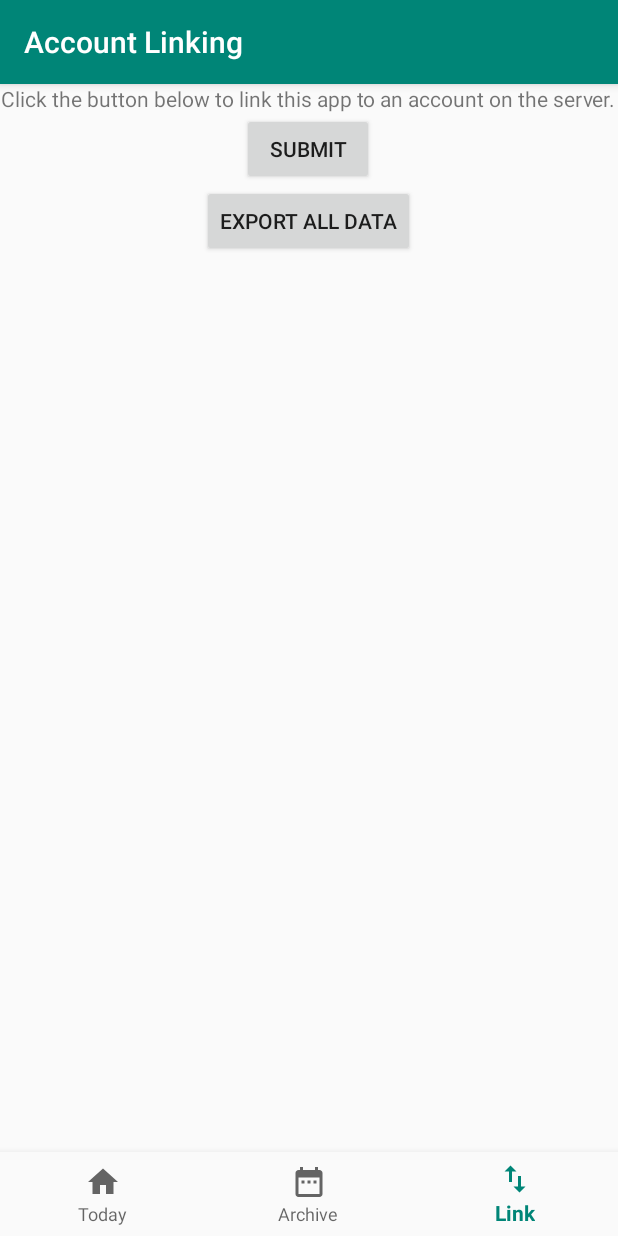
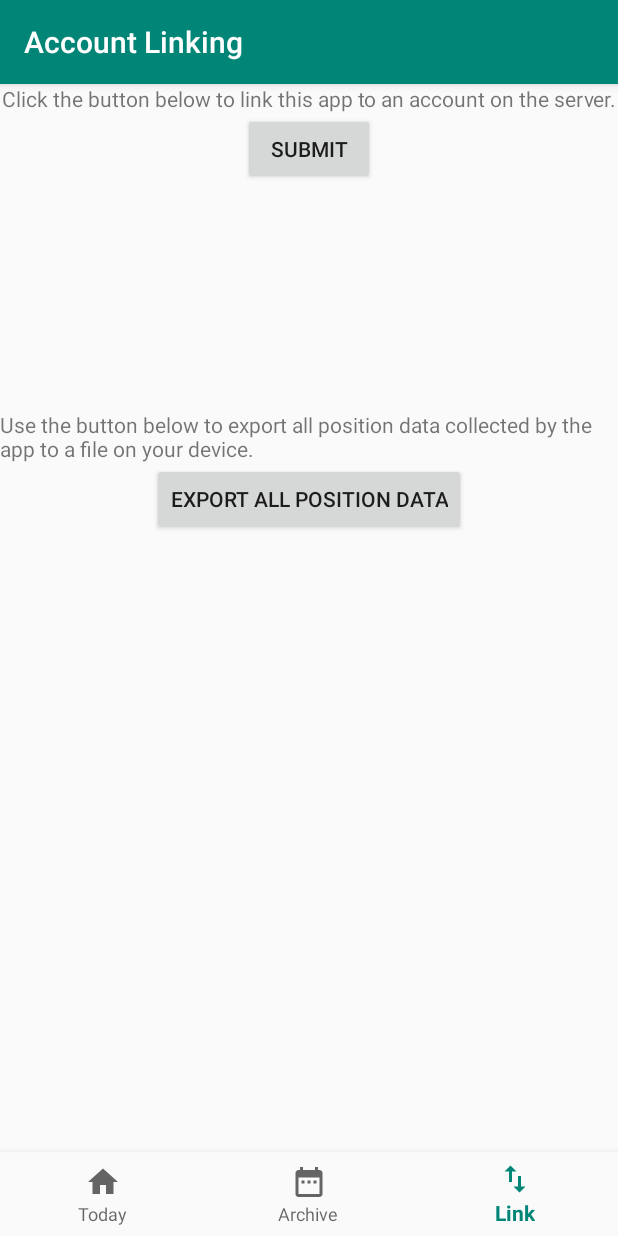
Before and after one commit to StAResComp/DYNAMICOPERU, an Android app: the AuthActivity screen opened directly, with no data from a screen before it, on a phone screen of 412 x 824 dp. Run offline under Robolectric (Android 15) with nearby library versions, the phone set to English and light mode, and no system bars; libraries missing offline, so code that uses them is left out: net.openid.appauth; 3 statements that could not run were skipped.

Commit message:
Tweaks layout of export, incl. progress indicator

```diff
--- a/app/src/main/java/uk/ac/standrews/pescar/AuthActivity.kt
+++ b/app/src/main/java/uk/ac/standrews/pescar/AuthActivity.kt
@@ -36,6 +36,7 @@ import java.io.File
 import java.io.FileWriter
 import java.nio.Buffer
 import android.Manifest
+import android.widget.ProgressBar
 
 
 class AuthActivity : AppCompatActivity() {
@@ -86,12 +87,16 @@ class AuthActivity : AppCompatActivity() {
 
         exportBtn = findViewById(R.id.export_button)
         exportBtn.setOnClickListener{
+            val simpleProgressBar = findViewById<ProgressBar>(R.id.simpleProgressBar)
+            simpleProgressBar.visibility = View.VISIBLE
             if (ContextCompat.checkSelfPermission(this@AuthActivity, Manifest.permission.WRITE_EXTERNAL_STORAGE) != PackageManager.PERMISSION_GRANTED) {
                 ActivityCompat.requestPermissions(this@AuthActivity, arrayOf(Manifest.permission.WRITE_EXTERNAL_STORAGE), PERMISSION_REQUEST_WRITE_EXTERNAL_STORAGE)
             }
             else {
                 this@AuthActivity.exportData()
             }
+            simpleProgressBar.visibility = View.INVISIBLE
+
         }
     }
 
@@ -217,7 +222,6 @@ class AuthActivity : AppCompatActivity() {
         if (!exportDir.exists()) {
             exportDir.mkdirs()
         }
-
         val db = AppDatabase.getAppDataBase(applicationContext).openHelper.readableDatabase
 
         val posFile = File(exportDir, "positions.csv")
--- a/app/src/main/res/layout/activity_auth.xml
+++ b/app/src/main/res/layout/activity_auth.xml
@@ -33,12 +33,27 @@
                 android:layout_width="wrap_content"
                 android:text="@string/submit"/>
 
+            <TextView
+                    android:id="@+id/export_text"
+                    android:layout_width="wrap_content"
+                    android:layout_height="wrap_content"
+                    android:layout_gravity="center"
+                    android:text="@string/export_explanation"
+                    android:layout_marginTop="150dp" />
+
             <Button
                     android:id="@+id/export_button"
                     android:layout_gravity="center"
                     android:layout_height="wrap_content"
                     android:layout_width="wrap_content"
-                    android:text="@string/export"/>
+                    android:text="@string/export" />
+
+            <ProgressBar
+                    android:id="@+id/simpleProgressBar"
+                    android:layout_width="wrap_content"
+                    android:layout_height="wrap_content"
+                    android:layout_gravity="center"
+                    android:visibility="invisible" />
 
         </GridLayout>
 
--- a/app/src/main/res/values/strings.xml
+++ b/app/src/main/res/values/strings.xml
@@ -60,7 +60,8 @@
     <string name="title_activity_auth">Account Linking</string>
     <string name="please_authorize">Click the button below to link this app to an account on the server.</string>
     <string name="already_authorized">This app is linked to an account on the server. Click the button below to refresh the link if necessary.</string>
-    <string name="export">Export all data</string>
+    <string name="export">Export all position data</string>
+    <string name="export_explanation">Use the button below to export all position data collected by the app to a file on your device.</string>
 
     <!-- Keys - no localisation needed -->
 
```
Also changed, not shown: 1 other file.
